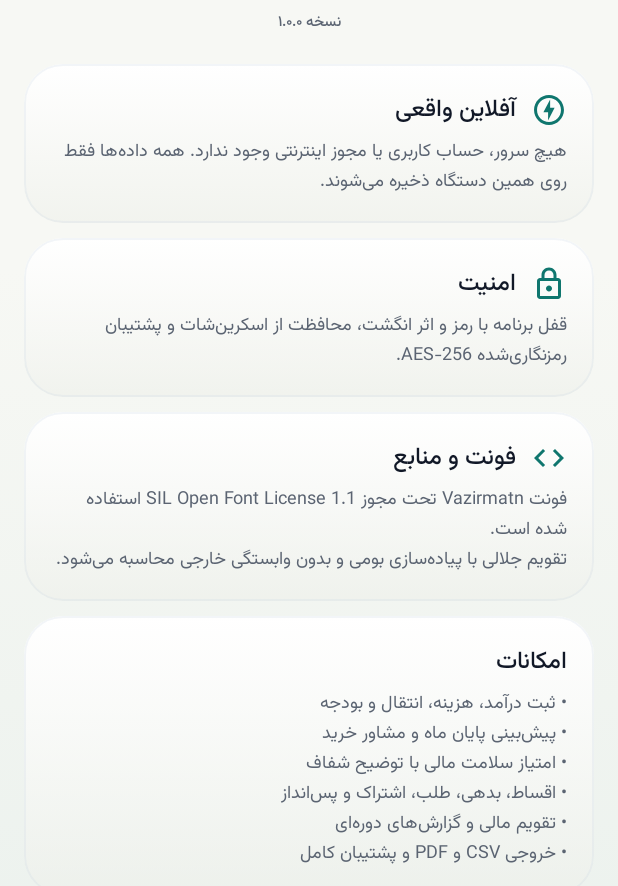
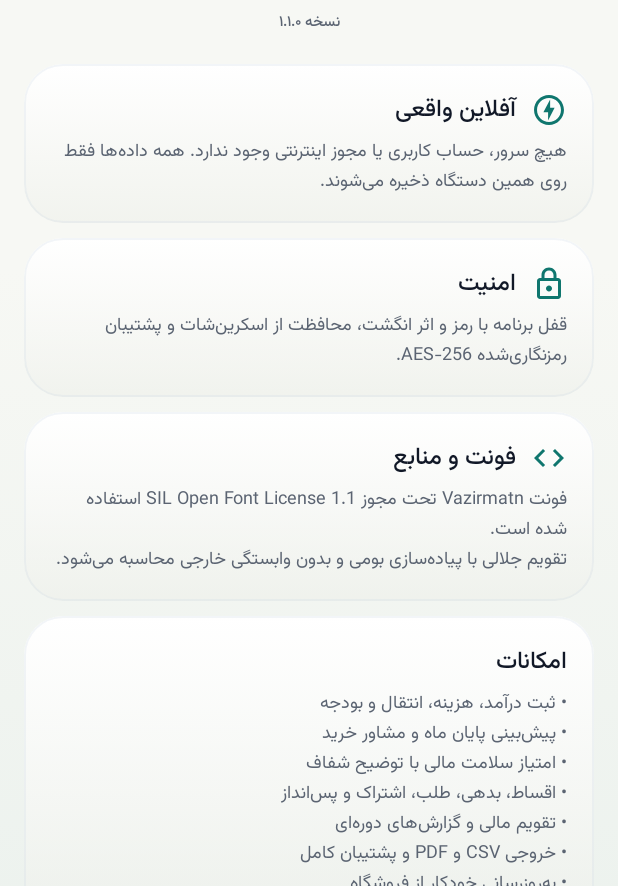
Before and after one commit to mrabolfazl13/dakhl, an Android app built with Jetpack Compose: the AboutScreen screen opened through its navigation route, on a phone screen of 412 x 824 dp, the part 350-1236 px from its top. Run offline under Robolectric (Android 15) with nearby library versions, the phone set to English and light mode, and no system bars; our stand-ins replace Room's generated code; libraries missing offline, so code that uses them is left out: com.google.android.play.

Commit message:
release: bump to 1.1.0 for store auto updates

```diff
--- a/app/build.gradle.kts
+++ b/app/build.gradle.kts
@@ -31,8 +31,8 @@ android {
         applicationId = "ir.dakhlokharj"
         minSdk = 26
         targetSdk = 35
-        versionCode = 1
-        versionName = "1.0.0"
+        versionCode = 2
+        versionName = "1.1.0"
         testInstrumentationRunner = "androidx.test.runner.AndroidJUnitRunner"
         vectorDrawables { useSupportLibrary = true }
         resourceConfigurations += listOf("fa", "en")
--- a/app/src/main/java/ir/dakhlokharj/ui/screens/AboutScreen.kt
+++ b/app/src/main/java/ir/dakhlokharj/ui/screens/AboutScreen.kt
@@ -49,7 +49,7 @@ fun AboutScreen(onBack: () -> Unit) {
             Text("دخل‌وخرج", style = MaterialTheme.typography.headlineMedium)
             Text("مدیریت مالی شخصی، کاملاً آفلاین", style = MaterialTheme.typography.bodySmall, color = colors.onSurfaceVariant)
             Spacer(Modifier.height(4.dp))
-            Text("نسخه ۱.۰.۰", style = MaterialTheme.typography.labelSmall, color = colors.onSurfaceVariant)
+            Text("نسخه ۱.۱.۰", style = MaterialTheme.typography.labelSmall, color = colors.onSurfaceVariant)
             Spacer(Modifier.height(20.dp))
 
             DkCard {
@@ -104,7 +104,8 @@ fun AboutScreen(onBack: () -> Unit) {
                         "• امتیاز سلامت مالی با توضیح شفاف\n" +
                         "• اقساط، بدهی، طلب، اشتراک و پس‌انداز\n" +
                         "• تقویم مالی و گزارش‌های دوره‌ای\n" +
-                        "• خروجی CSV و PDF و پشتیبان کامل",
+                        "• خروجی CSV و PDF و پشتیبان کامل\n" +
+                        "• به‌روزرسانی خودکار از فروشگاه",
                     style = MaterialTheme.typography.bodySmall,
                     color = colors.onSurfaceVariant,
                 )
--- a/app/src/main/java/ir/dakhlokharj/ui/screens/ProfileScreen.kt
+++ b/app/src/main/java/ir/dakhlokharj/ui/screens/ProfileScreen.kt
@@ -111,7 +111,7 @@ fun ProfileScreen(
                 DkTopDivider()
                 ProfileMenuRow("حریم خصوصی", "بدون اینترنت و بدون سرور", Icons.Outlined.PrivacyTip) { onNavigate("privacy") }
                 DkTopDivider()
-                ProfileMenuRow("درباره برنامه", "نسخه ۱.۰.۰ و مجوزها", Icons.Outlined.Info) { onNavigate("about") }
+                ProfileMenuRow("درباره برنامه", "نسخه ۱.۱.۰ و مجوزها", Icons.Outlined.Info) { onNavigate("about") }
             }
 
             Spacer(Modifier.height(16.dp))
--- a/app/src/main/java/ir/dakhlokharj/ui/screens/SettingsScreen.kt
+++ b/app/src/main/java/ir/dakhlokharj/ui/screens/SettingsScreen.kt
@@ -209,14 +209,14 @@ fun SettingsScreen(
                     onNavigate("privacy")
                 }
                 DkTopDivider()
-                SettingsRow("درباره برنامه", "نسخه ۱.۰.۰ • مجوز فونت", Icons.Outlined.Info) {
+                SettingsRow("درباره برنامه", "نسخه ۱.۱.۰ • مجوز فونت", Icons.Outlined.Info) {
                     onNavigate("about")
                 }
             }
 
             Spacer(Modifier.height(16.dp))
             Text(
-                "دخل‌وخرج • نسخه ۱.۰.۰ • همه داده‌ها روی این دستگاه",
+                "دخل‌وخرج • نسخه ۱.۱.۰ • همه داده‌ها روی این دستگاه",
                 style = MaterialTheme.typography.labelSmall,
                 color = colors.onSurfaceVariant,
                 modifier = Modifier.padding(horizontal = 4.dp),
```
Also changed, not shown: 2 other files.
